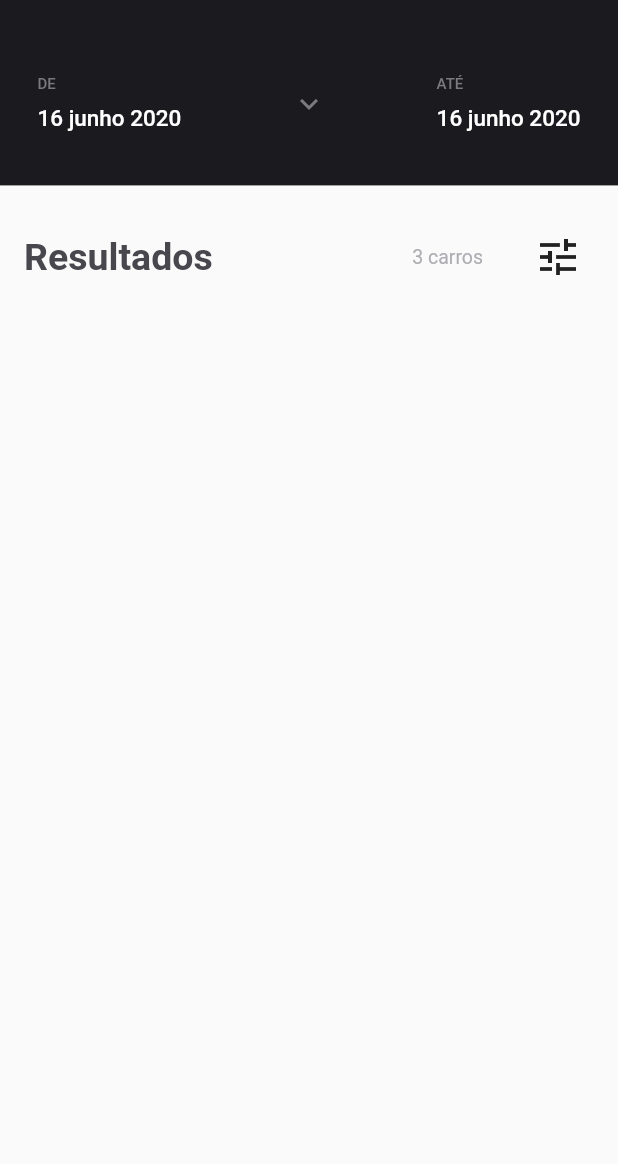
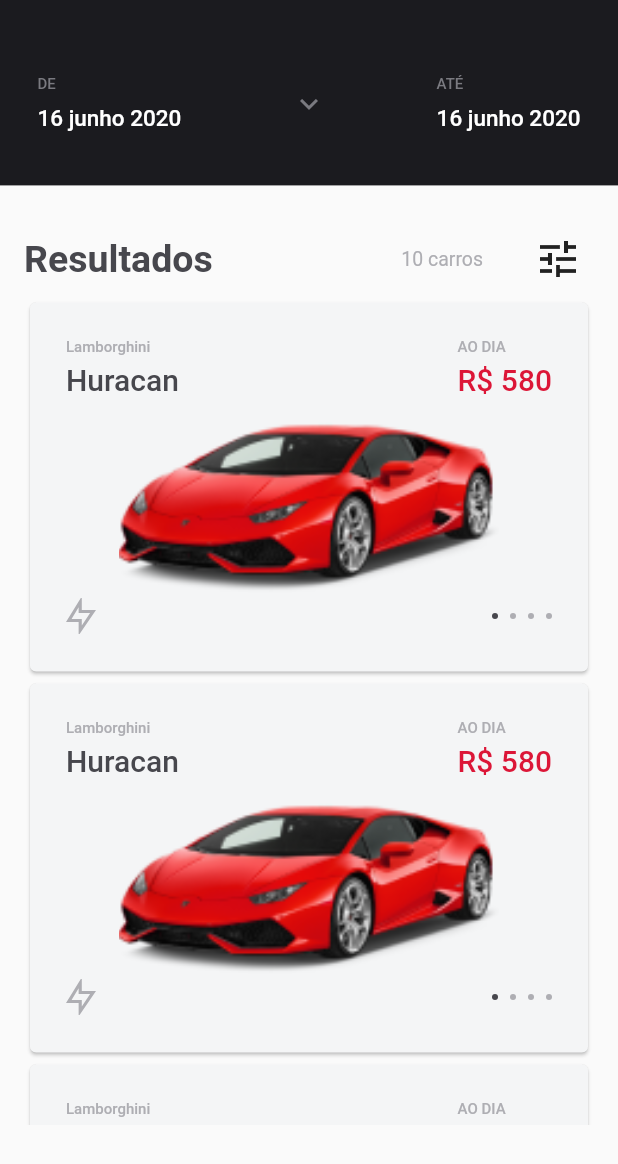
Before and after one commit to samples-flutter/rentx-app, a Flutter app: the ResultsPage screen opened directly, on a phone screen of 412 x 824 dp. Shown: the top 1164 px of the screen. Run offline on Flutter 3.47's test engine with Material 2 defaults, Android fonts, the phone set to English and light mode, and no system bars; our stand-ins replace flutter_svg, table_calendar.

Commit message:
feat: create resuls screens

```diff
--- /dev/null
+++ b/lib/pages/main_navigation/model/car_model.dart
@@ -0,0 +1,9 @@
+class CarModel {
+  final String brand;
+  final String model;
+  final String image;
+  final String value;
+  final bool isGas;
+
+  CarModel(this.brand, this.model, this.image, this.value, this.isGas);
+}
--- a/lib/pages/main_navigation/results/results_page.dart
+++ b/lib/pages/main_navigation/results/results_page.dart
@@ -1,4 +1,6 @@
 import 'package:flutter/material.dart';
+import 'package:rentx/pages/main_navigation/model/car_model.dart';
+import 'package:rentx/pages/main_navigation/results/widget/card_car_result_widget.dart';
 import 'package:rentx/styles/app_colors.dart';
 
 class ResultsPage extends StatefulWidget {
@@ -24,7 +26,7 @@ class _ResultsPageState extends State<ResultsPage> {
               mainAxisAlignment: MainAxisAlignment.center,
               crossAxisAlignment: CrossAxisAlignment.center,
               children: [
-                  SizedBox(height: 15),
+                const SizedBox(height: 15),
                 Row(
                   mainAxisAlignment: MainAxisAlignment.spaceBetween,
                   children: [
@@ -79,11 +81,14 @@ class _ResultsPageState extends State<ResultsPage> {
               ],
             ),
           ),
-            Padding(
+          Container(
+            height: size.height * 0.76,
             padding: const EdgeInsets.only(top: 24, left: 16, right: 16),
             child: Column(
               children: [
-                  Row(
+                SizedBox(
+                  height: 50,
+                  child: Row(
                     mainAxisAlignment: MainAxisAlignment.spaceBetween,
                     children: [
                       Text(
@@ -96,23 +101,35 @@ class _ResultsPageState extends State<ResultsPage> {
                       Row(
                         children: [
                           Text(
-                            '3 carros',
+                            '10 carros',
                             style: TextStyle(
                                 fontSize: 13,
                                 fontWeight: FontWeight.w400,
                                 color: AppColors.grayTextDetails),
                           ),
                           SizedBox(width: 26),
-                          IconButton(onPressed: () {}, icon: Icon(Icons.tune, size: 32))
+                          IconButton(
+                              onPressed: () {},
+                              icon: Icon(Icons.tune, size: 32))
                         ],
                       ),
                     ],
                   ),
-
+                ),
+                Expanded(
+                  child: ListView.builder(
+                    itemCount: 10,
+                    itemBuilder: (context, index) => CardCarResultWidget(
+                      car: CarModel("Lamborghini", "Huracan",
+                          "images/lambo.png", "580", false),
+                    ),
+                  ),
+                )
               ],
             ),
           )
         ],
-        ));
+      ),
+    );
   }
 }
--- /dev/null
+++ b/lib/pages/main_navigation/results/widget/card_car_result_widget.dart
@@ -0,0 +1,120 @@
+import 'package:flutter/material.dart';
+import 'package:flutter_svg/flutter_svg.dart';
+import 'package:rentx/pages/main_navigation/model/car_model.dart';
+import 'package:rentx/styles/app_colors.dart';
+
+class CardCarResultWidget extends StatelessWidget {
+  final CarModel car;
+
+  const CardCarResultWidget(
+      {Key? key,
+      required this.car})
+      : super(key: key);
+
+  @override
+  Widget build(BuildContext context) {
+    return Card(
+      color: AppColors.main,
+      child: Container(
+        padding: EdgeInsets.all(24),
+        width: MediaQuery.of(context).size.width,
+        child: Column(
+          children: [
+            Row(
+              mainAxisAlignment: MainAxisAlignment.spaceBetween,
+              children: [
+                Column(
+                  crossAxisAlignment: CrossAxisAlignment.start,
+                  children: [
+                    Text(
+                      car.brand,
+                      style: TextStyle(
+                          color: AppColors.grayTextDetails,
+                          fontSize: 10,
+                          fontWeight: FontWeight.w500),
+                    ),
+                    SizedBox(height: 4),
+                    Text(
+                      car.model,
+                      style: TextStyle(
+                          color: AppColors.grayTitle,
+                          fontSize: 20,
+                          fontWeight: FontWeight.w500),
+                    ),
+                  ],
+                ),
+                Column(
+                  crossAxisAlignment: CrossAxisAlignment.start,
+                  children: [
+                    Text(
+                      'AO DIA',
+                      style: TextStyle(
+                          color: AppColors.grayTextDetails,
+                          fontSize: 10,
+                          fontWeight: FontWeight.w500),
+                    ),
+                    SizedBox(height: 4),
+                    Text(
+                      "R\$ ${car.value}",
+                      style: TextStyle(
+                          color: AppColors.primary,
+                          fontSize: 20,
+                          fontWeight: FontWeight.w500),
+                    ),
+                  ],
+                ),
+              ],
+            ),
+            SizedBox(height: 14),
+            Container(
+                height: 119,
+                width: double.infinity,
+                child: Image.asset(car.image, fit: BoxFit.contain)),
+            Row(
+              mainAxisAlignment: MainAxisAlignment.spaceBetween,
+              children: [
+                car.isGas
+                    ? SizedBox(
+                        height: 26,
+                        width: 20,
+                        child: SvgPicture.asset('images/gas.svg'))
+                    : SizedBox(
+                        height: 26,
+                        width: 20,
+                        child: SvgPicture.asset('images/eletric.svg')),
+                Row(
+                  mainAxisAlignment: MainAxisAlignment.spaceEvenly,
+                  children: [
+                    SizedBox(
+                        height: 4,
+                        width: 4,
+                        child:
+                            CircleAvatar(backgroundColor: AppColors.grayTitle)),
+                    SizedBox(width: 8),
+                    SizedBox(
+                        height: 4,
+                        width: 4,
+                        child: CircleAvatar(
+                            backgroundColor: AppColors.grayTextDetails)),
+                    SizedBox(width: 8),
+                    SizedBox(
+                        height: 4,
+                        width: 4,
+                        child: CircleAvatar(
+                            backgroundColor: AppColors.grayTextDetails)),
+                    SizedBox(width: 8),
+                    SizedBox(
+                        height: 4,
+                        width: 4,
+                        child: CircleAvatar(
+                            backgroundColor: AppColors.grayTextDetails)),
+                  ],
+                )
+              ],
+            ),
+          ],
+        ),
+      ),
+    );
+  }
+}
```
Also changed, not shown: pubspec.yaml (+11 -5 lines), images/audi.png (added), images/corvete.png (added), images/eletric.svg (added), images/gas.svg (added), images/lambo.png (added), images/porche.png (added), images/volvo.png (added). Lines whose indentation alone changed are shown as unchanged.
